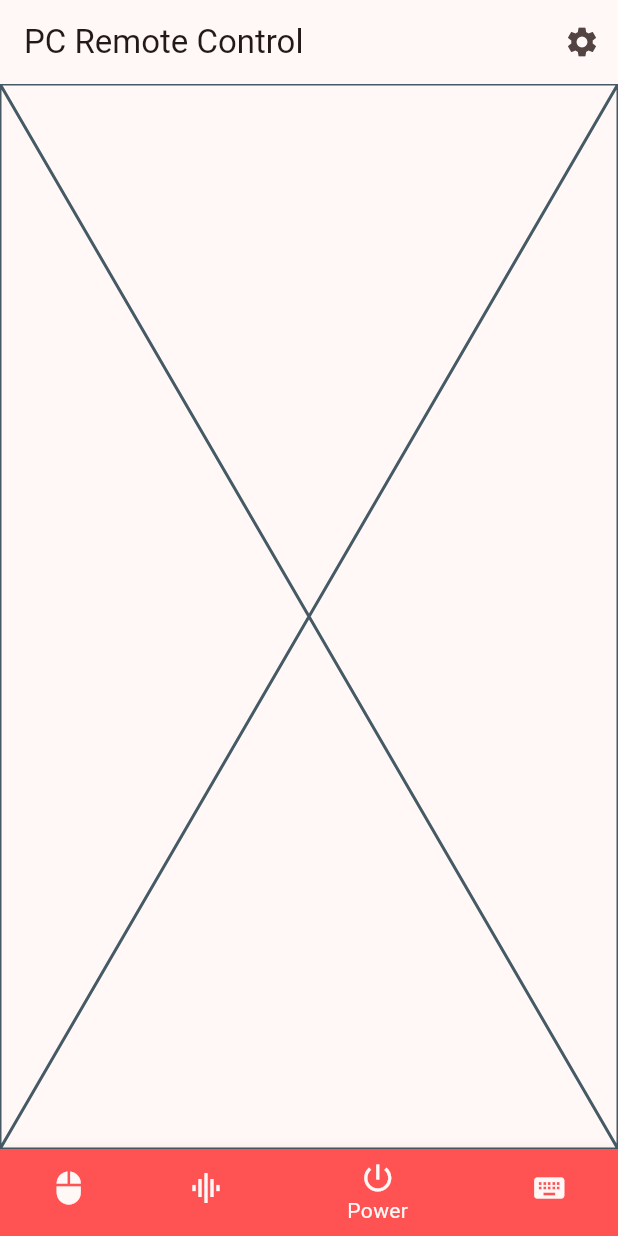
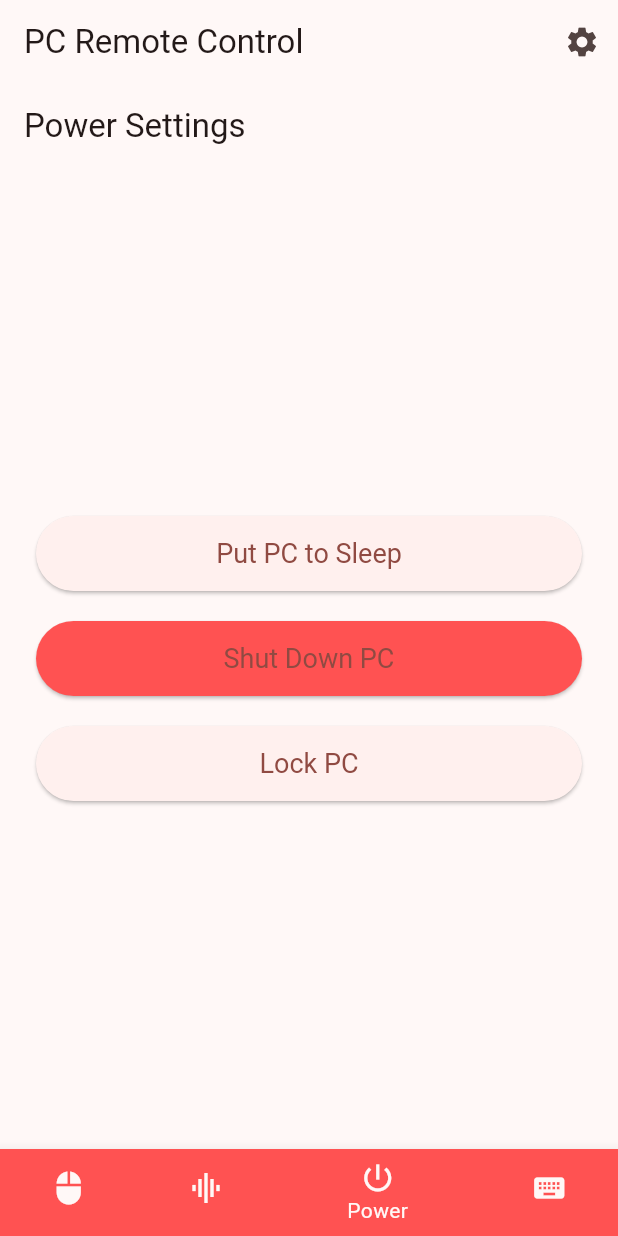
Before and after one commit to hulksunil/PC-Remote, a Flutter app: the screen it shows after launch, item 3 of the bottom bar chosen, on a phone screen of 412 x 824 dp. Run offline on Flutter 3.47's test engine with Material 3 defaults, Android fonts, the phone set to English and light mode, and no system bars; our stand-ins replace flutter_colorpicker, fluttertoast.

Commit message:
added sleep (does hibernate for now), lock, and shutdown (not tested) in server and mobile application part. briefly tried debugging issue with touchpad but madea note of it on its method for what the issue is and how to bypass it for now

```diff
--- a/pc_remote_client/lib/command.dart
+++ b/pc_remote_client/lib/command.dart
@@ -8,6 +8,9 @@ enum Command {
   previousTrack,
   clickLeft,
   clickRight,
+  sleep,
+  shutdown,
+  lock,
 }
 
 extension CommandExtension on Command {
@@ -33,6 +36,13 @@ extension CommandExtension on Command {
         return "CLICK_LEFT";
       case Command.clickRight:
         return "CLICK_RIGHT";
+
+      case Command.sleep:
+        return "SLEEP";
+      case Command.shutdown:
+        return "SHUTDOWN";
+      case Command.lock:
+        return "LOCK";
     }
   }
 }
--- a/pc_remote_client/lib/main.dart
+++ b/pc_remote_client/lib/main.dart
@@ -6,6 +6,7 @@ import 'package:pc_remote_client/keyboard_control_page.dart';
 import 'package:pc_remote_client/volume_control_page.dart';
 import 'package:pc_remote_client/settings_page.dart';
 import 'package:pc_remote_client/navigation_service.dart';
+import 'package:pc_remote_client/power_control_page.dart';
 
 // NOTE: dart.io is used for socket communication only for mobile
 // NOTE: For web, you would typically use WebSockets or HTTP requests since web apps are not allowed to use sockets directly due to security restrictions.
@@ -80,7 +81,7 @@ class _HomePageState extends State<HomePage> {
       case 1:
         pageToDisplay = VolumeControlPage();
       case 2:
-        pageToDisplay = Placeholder();
+        pageToDisplay = PowerSettingsPage();
       case 3:
         pageToDisplay = KeyboardControlPage();
       default:
--- a/pc_remote_client/lib/mouse_control_page.dart
+++ b/pc_remote_client/lib/mouse_control_page.dart
@@ -33,6 +33,7 @@ class Touchpad extends StatefulWidget {
   State<Touchpad> createState() => _TouchpadState();
 }
 
+// TODO(sunil): fix the issue of it starting with scroll with 1 finger on first connect unless you go to another page and come back
 class _TouchpadState extends State<Touchpad> {
   Offset? _lastPosition;
   Offset _accumulatedDelta = Offset.zero;
--- /dev/null
+++ b/pc_remote_client/lib/power_control_page.dart
@@ -0,0 +1,56 @@
+import 'package:flutter/material.dart';
+import 'package:provider/provider.dart';
+import 'package:pc_remote_client/app_state.dart';
+import 'package:pc_remote_client/command.dart';
+
+class PowerSettingsPage extends StatelessWidget {
+  const PowerSettingsPage({super.key});
+
+  void _sendPowerCommand(BuildContext context, String command) {
+    final appState = context.read<AppState>();
+    appState.sendCommand(command);
+    ScaffoldMessenger.of(context).showSnackBar(
+      SnackBar(content: Text('Sent command: $command')),
+    );
+  }
+
+  @override
+  Widget build(BuildContext context) {
+    final buttonStyle = ElevatedButton.styleFrom(
+      minimumSize: const Size(double.infinity, 50),
+      textStyle: const TextStyle(fontSize: 18),
+    );
+
+    return Scaffold(
+      appBar: AppBar(title: const Text('Power Settings')),
+      body: Padding(
+        padding: const EdgeInsets.all(24.0),
+        child: Column(
+          mainAxisAlignment: MainAxisAlignment.center,
+          children: [
+            ElevatedButton(
+              style: buttonStyle,
+              onPressed: () => _sendPowerCommand(context, Command.sleep.value),
+              child: const Text('Put PC to Sleep'),
+            ),
+            const SizedBox(height: 20),
+            ElevatedButton(
+              style: buttonStyle.copyWith(
+                backgroundColor: MaterialStateProperty.all(Colors.redAccent),
+              ),
+              onPressed: () =>
+                  _sendPowerCommand(context, Command.shutdown.value),
+              child: const Text('Shut Down PC'),
+            ),
+            const SizedBox(height: 20),
+            ElevatedButton(
+              style: buttonStyle,
+              onPressed: () => _sendPowerCommand(context, Command.lock.value),
+              child: const Text('Lock PC'),
+            ),
+          ],
+        ),
+      ),
+    );
+  }
+}
```
Also changed, not shown: 3 other files.
